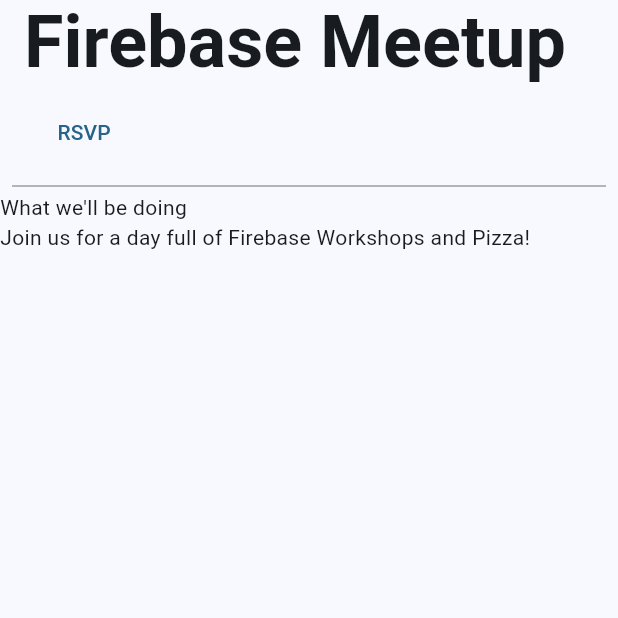
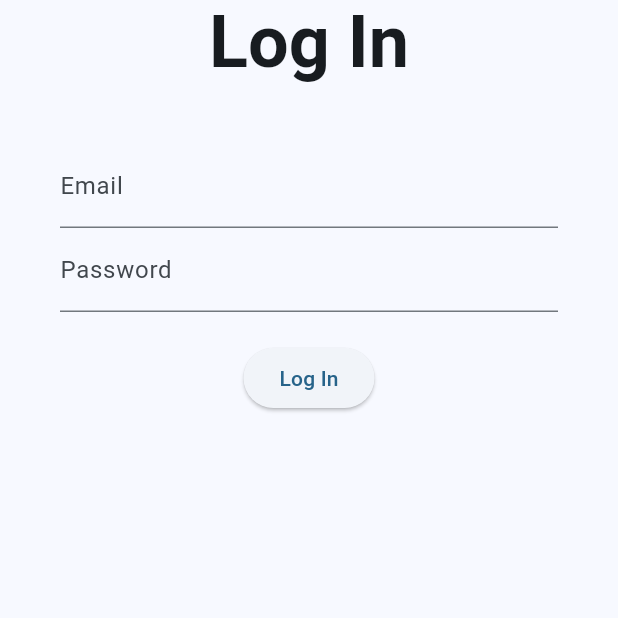
Before and after one commit to SeongjunJo/Snulife-Internal, a Flutter app: the screen it shows after launch, on a phone screen of 412 x 824 dp, the top half of it. Run offline on Flutter 3.47's test engine with Material 3 defaults, Android fonts, the phone set to English and light mode, and no system bars; our stand-ins replace firebase_auth, firebase_core, go_router, google_fonts; missing offline and left inert: firebase_ui_auth; accounts and stored records are empty.

Commit message:
firebase 로그인 기능
* email & password를 사용한 firebase 로그인 로직 추가

```diff
--- a/lib/authentication.dart
+++ /dev/null
@@ -1,41 +0,0 @@
-import 'package:flutter/material.dart';
-import 'package:go_router/go_router.dart';
-
-class AuthFunc extends StatelessWidget {
-  const AuthFunc({
-    super.key,
-    required this.loggedIn,
-    required this.signOut,
-  });
-
-  final bool loggedIn;
-  final void Function() signOut;
-
-  @override
-  Widget build(BuildContext context) {
-    const MaterialApp();
-    return Row(
-      children: [
-        Padding(
-          padding: const EdgeInsets.only(left: 24, bottom: 8),
-          child: TextButton(
-              onPressed: () {
-                !loggedIn ? context.push('/sign-in') : signOut();
-              },
-              child: !loggedIn ? const Text('RSVP') : const Text('Logout')),
-        ),
-        Visibility(
-          visible: loggedIn,
-          child: Padding(
-            padding: const EdgeInsets.only(left: 24, bottom: 8),
-            child: TextButton(
-                onPressed: () {
-                  context.push('/profile');
-                },
-                child: const Text('Profile')),
-          ),
-        )
-      ],
-    );
-  }
-}
--- a/lib/home_page.dart
+++ /dev/null
@@ -1,43 +0,0 @@
-import 'package:firebase_auth/firebase_auth.dart'
-    hide EmailAuthProvider, PhoneAuthProvider;
-import 'package:flutter/material.dart';
-import 'package:provider/provider.dart';
-
-import 'app_state.dart';
-import 'authentication.dart';
-
-class HomePage extends StatelessWidget {
-  const HomePage({super.key});
-
-  @override
-  Widget build(BuildContext context) {
-    return Scaffold(
-      appBar: AppBar(
-        title: const Text('Firebase Meetup'),
-      ),
-      body: ListView(
-        children: <Widget>[
-          const SizedBox(height: 8),
-          // Add from here
-          Consumer<ApplicationState>(
-            builder: (context, appState, _) => AuthFunc(
-                loggedIn: appState.loggedIn,
-                signOut: () {
-                  FirebaseAuth.instance.signOut();
-                }),
-          ),
-          // to here
-          const Divider(
-            height: 8,
-            thickness: 1,
-            indent: 8,
-            endIndent: 8,
-            color: Colors.grey,
-          ),
-          const Text("What we'll be doing"),
-          const Text('Join us for a day full of Firebase Workshops and Pizza!'),
-        ],
-      ),
-    );
-  }
-}
--- /dev/null
+++ b/lib/login_screen.dart
@@ -0,0 +1,88 @@
+import 'package:firebase_auth/firebase_auth.dart';
+import 'package:flutter/material.dart';
+import 'package:go_router/go_router.dart';
+import 'package:provider/provider.dart';
+import 'package:snulife_internal/login_state.dart';
+
+class LogInPage extends StatelessWidget {
+  const LogInPage({super.key});
+
+  @override
+  Widget build(BuildContext context) {
+    return Scaffold(
+      appBar: AppBar(
+        centerTitle: true,
+        title: const Text("Log In"),
+      ),
+      body: Padding(
+        padding: const EdgeInsets.all(40),
+        child: Consumer<LogInState>(
+          builder: (context, logInState, _) =>
+              LoginForm(isLoggedIn: logInState.isLoggedIn),
+        ),
+      ),
+    );
+  }
+}
+
+class LoginForm extends StatefulWidget {
+  final bool isLoggedIn;
+
+  const LoginForm({super.key, required this.isLoggedIn});
+
+  @override
+  State<LoginForm> createState() => _LoginFormState();
+}
+
+class _LoginFormState extends State<LoginForm> {
+  final emailController = TextEditingController();
+  final passwordController = TextEditingController();
+
+  void _signIn() async {
+    try {
+      await FirebaseAuth.instance.signInWithEmailAndPassword(
+        email: emailController.text,
+        password: passwordController.text,
+      );
+    } on FirebaseAuthException catch (e) {
+      // TODO print문 제거 & 에러 핸들링...
+      if (e.code == 'user-not-found') {
+        print("user not found");
+      } else if (e.code == 'wrong-password') {
+        print("wrong password");
+      }
+    }
+  }
+
+  @override
+  Widget build(BuildContext context) {
+    return Column(
+      children: [
+        TextFormField(
+          decoration: const InputDecoration(
+            labelText: 'Email',
+          ),
+          keyboardType: TextInputType.emailAddress,
+          controller: emailController,
+        ),
+        TextFormField(
+          decoration: const InputDecoration(
+            labelText: 'Password',
+          ),
+          obscureText: true,
+          controller: passwordController,
+        ),
+        const SizedBox(height: 20),
+        ElevatedButton(
+          onPressed: () {
+            _signIn();
+            if (widget.isLoggedIn) {
+              context.pushReplacement('/home');
+            }
+          },
+          child: const Text('Log In'),
+        ),
+      ],
+    );
+  }
+}
--- a/lib/app_state.dart
+++ b/lib/login_state.dart
@@ -1,19 +1,18 @@
-import 'package:firebase_auth/firebase_auth.dart'
-    hide EmailAuthProvider, PhoneAuthProvider;
+import 'package:firebase_auth/firebase_auth.dart' hide EmailAuthProvider;
 import 'package:firebase_core/firebase_core.dart';
 import 'package:firebase_ui_auth/firebase_ui_auth.dart';
-import 'package:flutter/material.dart';
+import 'package:flutter/cupertino.dart';
 
 import 'firebase_options.dart';
 
-class ApplicationState extends ChangeNotifier {
-  ApplicationState() {
+class LogInState extends ChangeNotifier {
+  LogInState() {
     init();
   }
 
-  bool _loggedIn = false;
+  bool _isLoggedIn = false;
 
-  bool get loggedIn => _loggedIn;
+  bool get isLoggedIn => _isLoggedIn;
 
   Future<void> init() async {
     await Firebase.initializeApp(
@@ -23,11 +22,11 @@ class ApplicationState extends ChangeNotifier {
       EmailAuthProvider(),
     ]);
 
-    FirebaseAuth.instance.userChanges().listen((user) {
-      if (user != null) {
-        _loggedIn = true;
+    FirebaseAuth.instance.authStateChanges().listen((User? user) {
+      if (user == null) {
+        _isLoggedIn = false;
       } else {
-        _loggedIn = false;
+        _isLoggedIn = true;
       }
       notifyListeners();
     });
--- a/lib/main.dart
+++ b/lib/main.dart
@@ -2,7 +2,7 @@ import 'package:flutter/material.dart';
 import 'package:google_fonts/google_fonts.dart';
 import 'package:provider/provider.dart';
 
-import 'app_state.dart';
+import 'login_state.dart';
 import 'router.dart';
 
 void main() async {
@@ -10,7 +10,7 @@ void main() async {
 
   runApp(
     ChangeNotifierProvider(
-      create: (context) => ApplicationState(),
+      create: (context) => LogInState(),
       builder: ((context, child) => const InternalApp()),
     ),
   );
```
Also changed, not shown: lib/home_screen.dart (added, +33 -0 lines), lib/router.dart (+5 -65 lines).
